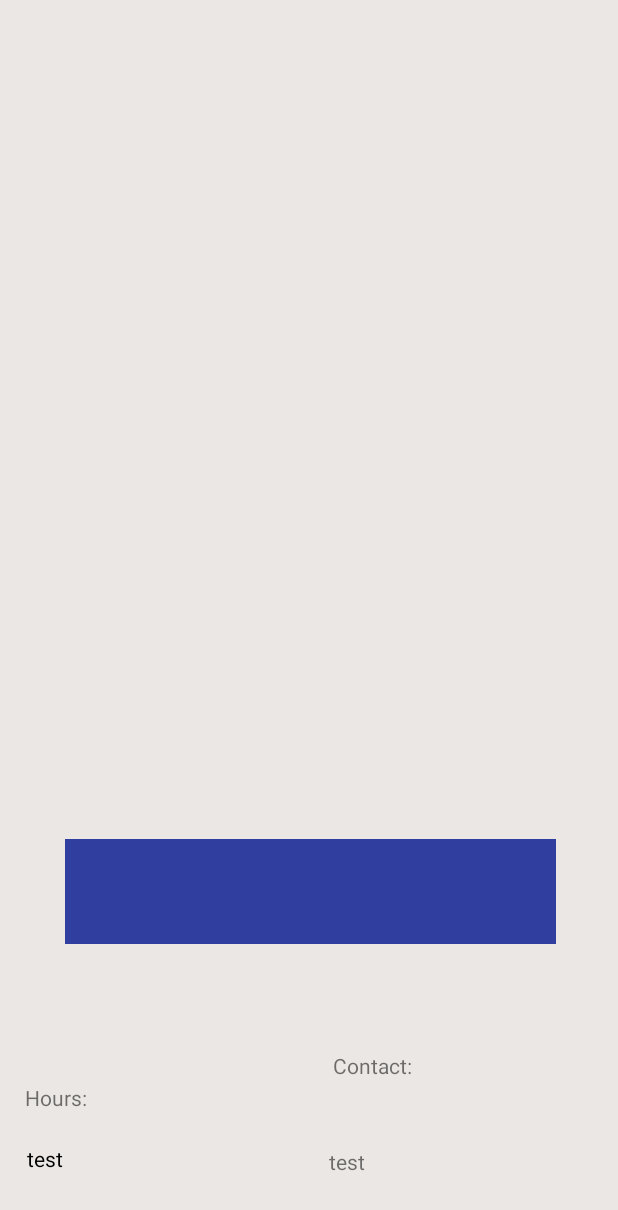
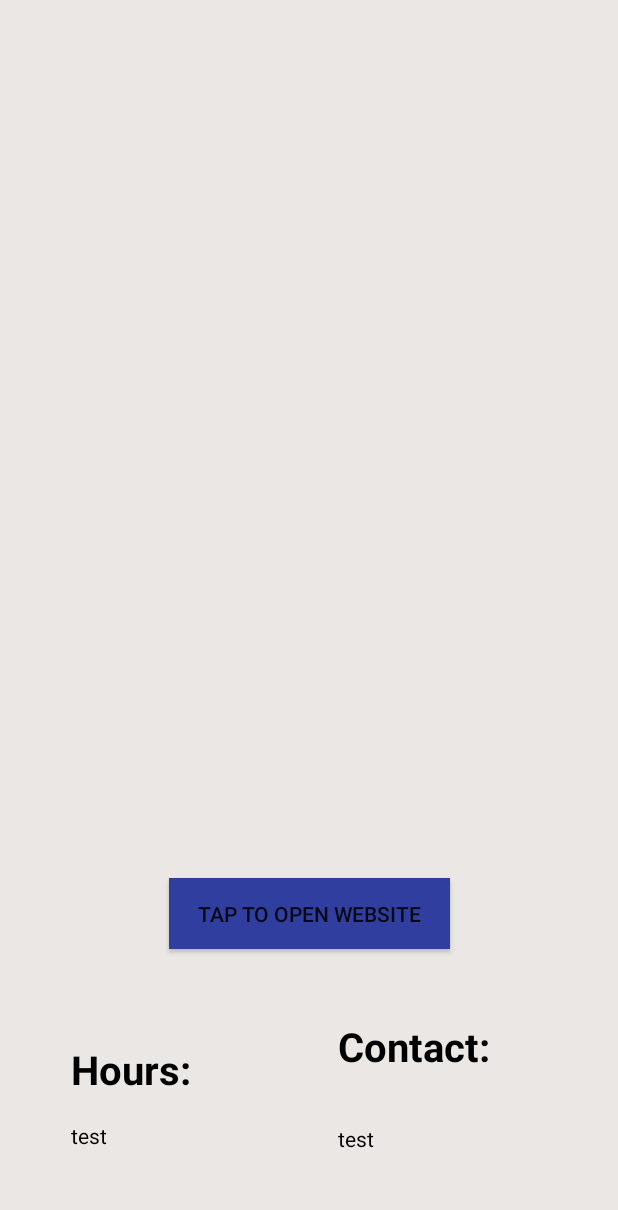
Before and after one commit to BPeretz95/lunchpicker, an Android app: the screen it shows after launch (RestaurantDetail), after a tap on an icon or button, on a phone screen of 412 x 824 dp. Shown: the top 1210 px of the screen. Run offline under Robolectric (Android 15) with nearby library versions, the phone set to English and light mode, and no system bars.

Commit message:
Finished layout

```diff
--- a/app/src/main/java/com/example/barperetz/lunchwheel/MainActivity.java
+++ b/app/src/main/java/com/example/barperetz/lunchwheel/MainActivity.java
@@ -18,6 +18,8 @@ public class MainActivity extends AppCompatActivity {
     protected void onCreate(Bundle savedInstanceState) {
         super.onCreate(savedInstanceState);
         setContentView(R.layout.activity2);
+
+
 
         addListenerOnButton();
     }
--- a/app/src/main/java/com/example/barperetz/lunchwheel/RestaurantDetail.java
+++ b/app/src/main/java/com/example/barperetz/lunchwheel/RestaurantDetail.java
@@ -6,9 +6,12 @@ import android.content.pm.PackageManager;
 import android.net.Uri;
 import android.os.Bundle;
 import android.support.v4.app.ActivityCompat;
+import android.support.v4.content.ContextCompat;
 import android.view.View;
+import android.widget.Button;
 import android.widget.ImageView;
 import android.widget.TextView;
+import android.widget.Toast;
 
 import static java.lang.String.valueOf;
 
@@ -29,6 +32,7 @@ public class RestaurantDetail extends MainActivity {
             String hours;
             String contact;
             final TextView textViewContact = (TextView) findViewById(R.id.textViewContact);
+            final Button button2 = (Button) findViewById(R.id.button2);
             final TextView textViewDetail = (TextView) findViewById(R.id.textViewDetail);
             final TextView textViewHours = (TextView) findViewById(R.id.textViewHours);
             ImageView imageViewRestaurant = (ImageView) findViewById(R.id.imageViewRestaurant);
@@ -275,7 +279,7 @@ public class RestaurantDetail extends MainActivity {
             }
 
 
-            textViewDetail.setOnClickListener(new View.OnClickListener() {
+            button2.setOnClickListener(new View.OnClickListener() {
 
                 @Override
                 public void onClick(View arg0) {
@@ -431,6 +435,7 @@ public class RestaurantDetail extends MainActivity {
 
                     }
 
+
                     Intent i = new Intent(Intent.ACTION_VIEW);
                     i.setData(Uri.parse(url));
                     startActivity(i);
@@ -440,6 +445,9 @@ public class RestaurantDetail extends MainActivity {
             });
 
             textViewContact.setOnClickListener(new View.OnClickListener() {
+                public static final int REQUEST_PHONE_CALL = 0;
+
+
                 @Override
                 public void onClick(View view) {
                     Intent callIntent = new Intent(Intent.ACTION_CALL);
@@ -452,6 +460,11 @@ public class RestaurantDetail extends MainActivity {
                         //                                          int[] grantResults)
                         // to handle the case where the user grants the permission. See the documentation
                         // for ActivityCompat#requestPermissions for more details.
+
+                        {
+                            ActivityCompat.requestPermissions(RestaurantDetail.this, new String[]{Manifest.permission.CALL_PHONE},REQUEST_PHONE_CALL);
+                        }
+
 
                         return;
                     }
--- a/app/src/main/res/layout/restaurantdetail.xml
+++ b/app/src/main/res/layout/restaurantdetail.xml
@@ -10,7 +10,7 @@
     <TextView
         android:id="@+id/textViewDetail"
         android:layout_width="327dp"
-        android:layout_height="70dp"
+        android:layout_height="22dp"
         android:layout_marginBottom="8dp"
         android:layout_marginTop="4dp"
         android:background="@color/colorPrimaryDark"
@@ -18,6 +18,7 @@
         android:text="test"
         android:textColor="@color/colorBlack"
         android:textSize="14pt"
+        android:visibility="invisible"
         app:layout_constraintBottom_toBottomOf="parent"
         app:layout_constraintHorizontal_bias="0.508"
         app:layout_constraintLeft_toLeftOf="parent"
@@ -27,7 +28,7 @@
 
     <TextView
         android:id="@+id/textViewHours"
-        android:layout_width="162dp"
+        android:layout_width="133dp"
         android:layout_height="37dp"
         android:layout_marginBottom="8dp"
         android:layout_marginTop="8dp"
@@ -35,34 +36,37 @@
         android:text="test"
         android:textColor="@color/colorBlack"
         app:layout_constraintBottom_toBottomOf="parent"
-        app:layout_constraintHorizontal_bias="0.072"
+        app:layout_constraintHorizontal_bias="0.171"
         app:layout_constraintLeft_toLeftOf="parent"
         app:layout_constraintRight_toRightOf="parent"
         app:layout_constraintTop_toBottomOf="@+id/textViewDetail"
-        app:layout_constraintVertical_bias="0.889" />
+        app:layout_constraintVertical_bias="0.797" />
 
     <TextView
         android:id="@+id/textView8"
         android:layout_width="140dp"
-        android:layout_height="31dp"
+        android:layout_height="36dp"
         android:layout_marginBottom="8dp"
         android:layout_marginEnd="8dp"
         android:layout_marginLeft="16dp"
         android:layout_marginStart="8dp"
         android:layout_marginTop="8dp"
         android:text="Hours:"
+        android:textColor="@color/colorBlack"
+        android:textSize="12pt"
+        android:textStyle="bold"
         app:layout_constraintBottom_toTopOf="@+id/textViewHours"
         app:layout_constraintEnd_toEndOf="parent"
-        app:layout_constraintHorizontal_bias="0.035"
+        app:layout_constraintHorizontal_bias="0.153"
         app:layout_constraintLeft_toLeftOf="parent"
         app:layout_constraintStart_toStartOf="parent"
-        app:layout_constraintTop_toBottomOf="@+id/textViewDetail"
-        app:layout_constraintVertical_bias="0.985" />
+        app:layout_constraintTop_toTopOf="parent"
+        app:layout_constraintVertical_bias="0.988" />
 
     <ImageView
         android:id="@+id/imageViewRestaurant"
-        android:layout_width="383dp"
-        android:layout_height="224dp"
+        android:layout_width="358dp"
+        android:layout_height="374dp"
         android:layout_marginBottom="16dp"
         android:layout_marginTop="8dp"
         app:layout_constraintBottom_toBottomOf="parent"
@@ -75,35 +79,57 @@
     <TextView
         android:id="@+id/textView9"
         android:layout_width="136dp"
-        android:layout_height="30dp"
+        android:layout_height="40dp"
         android:layout_marginBottom="8dp"
         android:layout_marginEnd="8dp"
         android:layout_marginStart="8dp"
         android:layout_marginTop="8dp"
         android:text="Contact:"
+        android:textColor="@color/colorBlack"
+        android:textSize="12pt"
+        android:textStyle="bold"
         app:layout_constraintBottom_toBottomOf="parent"
         app:layout_constraintEnd_toEndOf="parent"
-        app:layout_constraintHorizontal_bias="0.823"
+        app:layout_constraintHorizontal_bias="0.836"
         app:layout_constraintStart_toStartOf="parent"
         app:layout_constraintTop_toTopOf="parent"
-        app:layout_constraintVertical_bias="0.89" />
+        app:layout_constraintVertical_bias="0.874" />
 
     <TextView
         android:id="@+id/textViewContact"
-        android:layout_width="108dp"
-        android:layout_height="39dp"
+        android:layout_width="138dp"
+        android:layout_height="32dp"
         android:layout_marginBottom="8dp"
         android:layout_marginEnd="8dp"
         android:layout_marginStart="8dp"
         android:layout_marginTop="8dp"
+        android:clickable="true"
+        android:gravity="left"
         android:text="test"
-        android:clickable="true"
+        android:textColor="@color/colorBlack"
         app:layout_constraintBottom_toBottomOf="parent"
         app:layout_constraintEnd_toEndOf="parent"
-        app:layout_constraintHorizontal_bias="0.734"
+        app:layout_constraintHorizontal_bias="0.843"
         app:layout_constraintStart_toStartOf="parent"
         app:layout_constraintTop_toTopOf="parent"
-        app:layout_constraintVertical_bias="0.984" />
+        app:layout_constraintVertical_bias="0.955" />
+
+    <Button
+        android:id="@+id/button2"
+        android:layout_width="187dp"
+        android:layout_height="47dp"
+        android:layout_marginBottom="8dp"
+        android:layout_marginTop="8dp"
+        android:background="@color/colorPrimaryDark"
+        android:text="Tap to Open Website"
+        app:layout_constraintBottom_toBottomOf="parent"
+        app:layout_constraintEnd_toEndOf="parent"
+        app:layout_constraintHorizontal_bias="0.502"
+        app:layout_constraintLeft_toLeftOf="parent"
+        app:layout_constraintRight_toRightOf="parent"
+        app:layout_constraintStart_toStartOf="parent"
+        app:layout_constraintTop_toTopOf="parent"
+        app:layout_constraintVertical_bias="0.759" />
 
 
 </android.support.constraint.ConstraintLayout>
```
